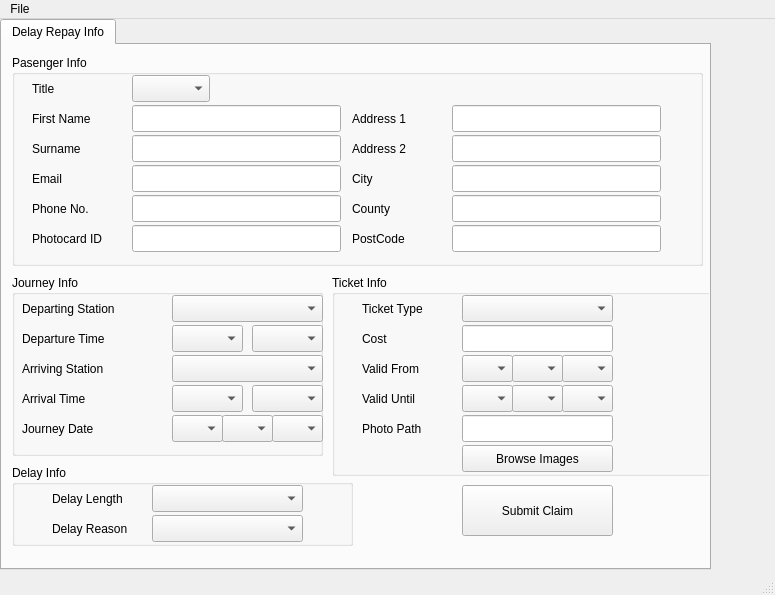
This is ui/mainUI.ui in davisadam10/southern as Qt 5 draws it before an edit. The edited form follows.
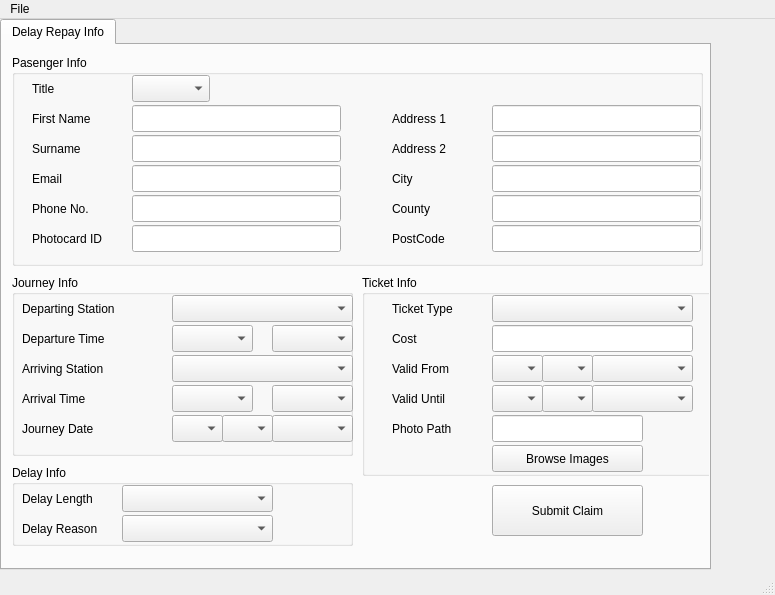
This is the edited form.

Commit message: updated ui, loading and saving generic

Diff of the .ui file:
```diff
--- a/ui/mainUI.ui
+++ b/ui/mainUI.ui
@@ -35,7 +35,7 @@
        <rect>
         <x>10</x>
         <y>230</y>
-        <width>311</width>
+        <width>341</width>
         <height>181</height>
        </rect>
       </property>
@@ -45,9 +45,9 @@
       <widget class="QComboBox" name="departureMinCombo">
        <property name="geometry">
         <rect>
-         <x>240</x>
+         <x>260</x>
          <y>50</y>
-         <width>71</width>
+         <width>81</width>
          <height>27</height>
         </rect>
        </property>
@@ -57,7 +57,7 @@
         <rect>
          <x>160</x>
          <y>50</y>
-         <width>71</width>
+         <width>81</width>
          <height>27</height>
         </rect>
        </property>
@@ -78,9 +78,9 @@
       <widget class="QComboBox" name="arrivalMin_Combo">
        <property name="geometry">
         <rect>
-         <x>240</x>
+         <x>260</x>
          <y>110</y>
-         <width>71</width>
+         <width>81</width>
          <height>27</height>
         </rect>
        </property>
@@ -90,7 +90,7 @@
         <rect>
          <x>260</x>
          <y>140</y>
-         <width>51</width>
+         <width>81</width>
          <height>27</height>
         </rect>
        </property>
@@ -100,7 +100,7 @@
         <rect>
          <x>160</x>
          <y>80</y>
-         <width>151</width>
+         <width>181</width>
          <height>27</height>
         </rect>
        </property>
@@ -138,7 +138,7 @@
         <rect>
          <x>160</x>
          <y>110</y>
-         <width>71</width>
+         <width>81</width>
          <height>27</height>
         </rect>
        </property>
@@ -262,7 +262,7 @@
         <rect>
          <x>160</x>
          <y>20</y>
-         <width>151</width>
+         <width>181</width>
          <height>27</height>
         </rect>
        </property>
@@ -319,7 +319,7 @@
      <widget class="QGroupBox" name="TicketInfoGroupBox">
       <property name="geometry">
        <rect>
-        <x>330</x>
+        <x>360</x>
         <y>230</y>
         <width>381</width>
         <height>201</height>
@@ -346,7 +346,7 @@
         <rect>
          <x>130</x>
          <y>50</y>
-         <width>151</width>
+         <width>201</width>
          <height>27</height>
         </rect>
        </property>
@@ -575,7 +575,7 @@
         <rect>
          <x>130</x>
          <y>20</y>
-         <width>151</width>
+         <width>201</width>
          <height>27</height>
         </rect>
        </property>
@@ -613,7 +613,7 @@
         <rect>
          <x>230</x>
          <y>80</y>
-         <width>51</width>
+         <width>101</width>
          <height>27</height>
         </rect>
        </property>
@@ -623,7 +623,7 @@
         <rect>
          <x>230</x>
          <y>110</y>
-         <width>51</width>
+         <width>101</width>
          <height>27</height>
         </rect>
        </property>
@@ -670,7 +670,7 @@
       <widget class="QLineEdit" name="countyLineEdit">
        <property name="geometry">
         <rect>
-         <x>440</x>
+         <x>480</x>
          <y>140</y>
          <width>209</width>
          <height>27</height>
@@ -696,7 +696,7 @@
       <widget class="QLineEdit" name="address1LineEdit">
        <property name="geometry">
         <rect>
-         <x>440</x>
+         <x>480</x>
          <y>50</y>
          <width>209</width>
          <height>27</height>
@@ -709,7 +709,7 @@
       <widget class="QLabel" name="cityLabel">
        <property name="geometry">
         <rect>
-         <x>340</x>
+         <x>380</x>
          <y>110</y>
          <width>74</width>
          <height>27</height>
@@ -735,7 +735,7 @@
       <widget class="QLineEdit" name="cityLineEdit">
        <property name="geometry">
         <rect>
-         <x>440</x>
+         <x>480</x>
          <y>110</y>
          <width>209</width>
          <height>27</height>
@@ -761,7 +761,7 @@
       <widget class="QLineEdit" name="postcodeLineEdit">
        <property name="geometry">
         <rect>
-         <x>440</x>
+         <x>480</x>
          <y>170</y>
          <width>209</width>
          <height>27</height>
@@ -774,7 +774,7 @@
       <widget class="QLabel" name="address2Label">
        <property name="geometry">
         <rect>
-         <x>340</x>
+         <x>380</x>
          <y>80</y>
          <width>74</width>
          <height>27</height>
@@ -810,7 +810,7 @@
       <widget class="QLineEdit" name="address2LineEdit">
        <property name="geometry">
         <rect>
-         <x>440</x>
+         <x>480</x>
          <y>80</y>
          <width>209</width>
          <height>27</height>
@@ -862,7 +862,7 @@
       <widget class="QLabel" name="postCodeLabel">
        <property name="geometry">
         <rect>
-         <x>340</x>
+         <x>380</x>
          <y>170</y>
          <width>74</width>
          <height>27</height>
@@ -910,7 +910,7 @@
       <widget class="QLabel" name="countyLabel">
        <property name="geometry">
         <rect>
-         <x>340</x>
+         <x>380</x>
          <y>140</y>
          <width>74</width>
          <height>27</height>
@@ -933,7 +933,7 @@
       <widget class="QLabel" name="address1Label">
        <property name="geometry">
         <rect>
-         <x>340</x>
+         <x>380</x>
          <y>50</y>
          <width>74</width>
          <height>27</height>
@@ -972,7 +972,7 @@
       <widget class="QLabel" name="delayTypeLabel">
        <property name="geometry">
         <rect>
-         <x>40</x>
+         <x>10</x>
          <y>20</y>
          <width>131</width>
          <height>27</height>
@@ -985,7 +985,7 @@
       <widget class="QLabel" name="delayReason_Label">
        <property name="geometry">
         <rect>
-         <x>40</x>
+         <x>10</x>
          <y>50</y>
          <width>131</width>
          <height>27</height>
@@ -998,7 +998,7 @@
       <widget class="QComboBox" name="delayTypeCombo">
        <property name="geometry">
         <rect>
-         <x>140</x>
+         <x>110</x>
          <y>20</y>
          <width>151</width>
          <height>27</height>
@@ -1028,7 +1028,7 @@
       <widget class="QComboBox" name="delayReason_Combo">
        <property name="geometry">
         <rect>
-         <x>140</x>
+         <x>110</x>
          <y>50</y>
          <width>151</width>
          <height>27</height>
@@ -1064,7 +1064,7 @@
      <widget class="QPushButton" name="submitCLaimButton">
       <property name="geometry">
        <rect>
-        <x>460</x>
+        <x>490</x>
         <y>440</y>
         <width>151</width>
         <height>51</height>
```
The commit also changes 2 other files.
